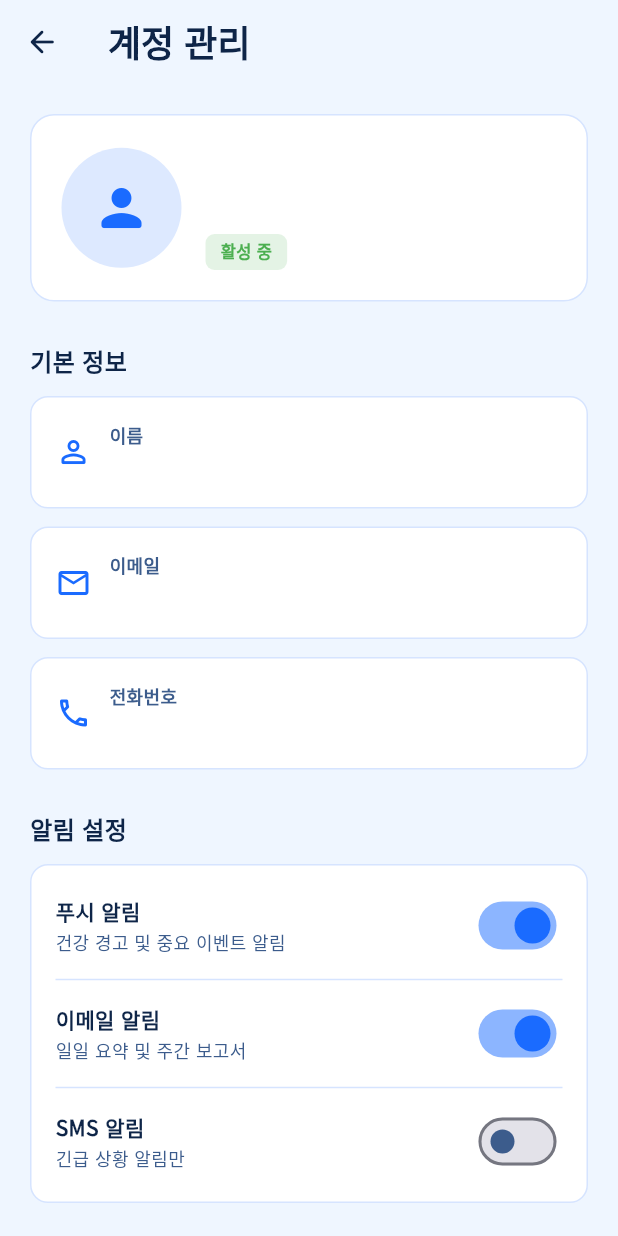
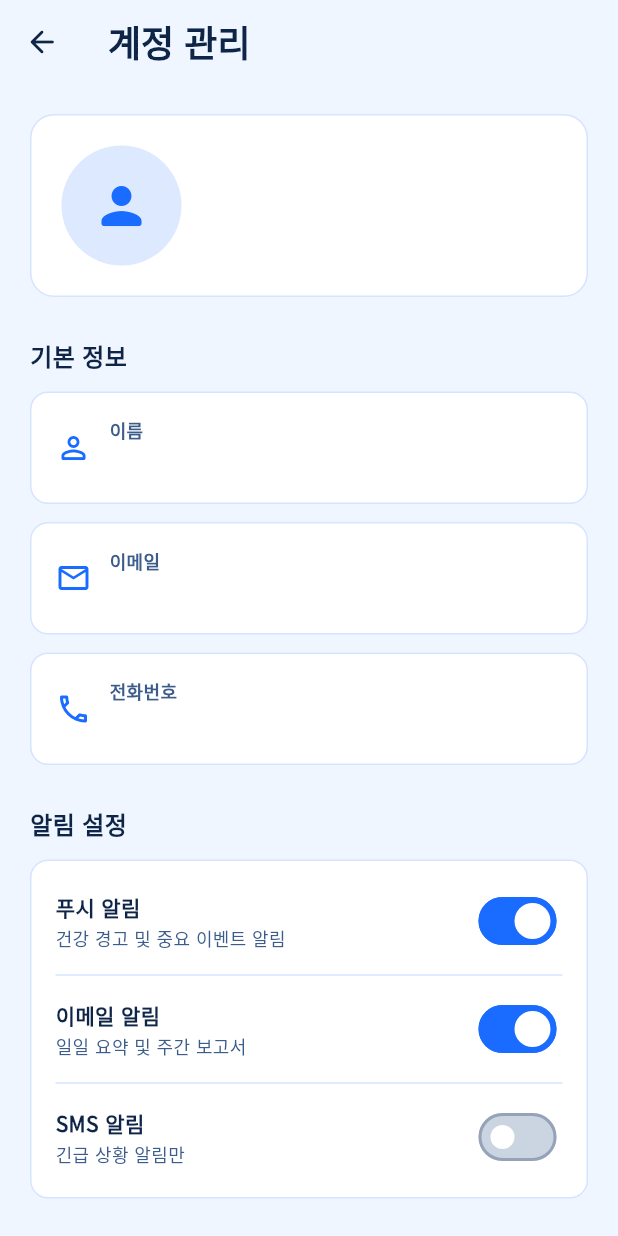
Before and after one commit to poro832/Neulbom, a Flutter app: the GuardianAccountScreen screen opened directly, on a phone screen of 412 x 824 dp. Run offline on Flutter 3.47's test engine with Material 3 defaults, Android fonts, the phone set to English and light mode, and no system bars; our stand-ins replace firebase_auth, firebase_core, firebase_messaging, fl_chart, google_fonts, shared_preferences; accounts and stored records are empty; generated files the repository leaves out were written again.

Commit message:
feat: Codex의 화면 다듬기를 적용한다(활성 중 배지 제거, 로그아웃 버튼을 차분한 회색으로, 통계 카드 제목 높이 맞춤, 알림 스위치 구분)

```diff
--- a/client/lib/screens/guardian_account_screen.dart
+++ b/client/lib/screens/guardian_account_screen.dart
@@ -443,12 +443,14 @@ class _GuardianAccountScreenState extends State<GuardianAccountScreen> {
                                   color: eInkSoft,
                                 ),
                               ),
+                              if (_guardianInfo['activated'] == false || _emailPending)
                                 const SizedBox(height: 8),
                               // 표시가 둘이면 좁은 폰에서 줄을 넘긴다.
                               Wrap(
                                 spacing: 6,
                                 runSpacing: 6,
                                 children: [
+                                  if (_guardianInfo['activated'] == false)
                                     Container(
                                       padding: const EdgeInsets.symmetric(
                                         horizontal: 10,
@@ -461,9 +463,7 @@ class _GuardianAccountScreenState extends State<GuardianAccountScreen> {
                                         borderRadius: BorderRadius.circular(6),
                                       ),
                                       child: Text(
-                                      _guardianInfo['activated'] == false
-                                          ? '운영자 확인 대기 중'
-                                          : '활성 중',
+                                        '운영자 확인 대기 중',
                                         style: const TextStyle(
                                           fontSize: 11,
                                           fontWeight: FontWeight.w600,
@@ -730,19 +730,21 @@ class _GuardianAccountScreenState extends State<GuardianAccountScreen> {
               SizedBox(
                 width: double.infinity,
                 height: 56,
-                child: ElevatedButton.icon(
+                child: TextButton.icon(
                   onPressed: _logout,
                   icon: const Icon(Icons.logout_rounded, size: 20),
                   label: Text(
                     '로그아웃',
                     style: GoogleFonts.notoSansKr(
                       fontSize: 16,
-                      fontWeight: FontWeight.w700,
-                      color: Colors.white,
+                      fontWeight: FontWeight.w600,
                     ),
                   ),
-                  style: ElevatedButton.styleFrom(
-                    backgroundColor: const Color(0xFFF44336),
+                  style: TextButton.styleFrom(
+                    backgroundColor: const Color(0xFFF1F5F9),
+                    foregroundColor: eInkSoft,
+                    disabledBackgroundColor: const Color(0xFFE2E8F0),
+                    disabledForegroundColor: const Color(0xFF64748B),
                     shape: RoundedRectangleBorder(
                       borderRadius: BorderRadius.circular(12),
                     ),
@@ -850,8 +852,15 @@ class _GuardianAccountScreenState extends State<GuardianAccountScreen> {
         Switch(
           value: value,
           onChanged: onChanged,
-          activeColor: eAccent,
-          inactiveThumbColor: eInkSoft,
+          activeThumbColor: Colors.white,
+          activeTrackColor: eAccent,
+          inactiveThumbColor: Colors.white,
+          inactiveTrackColor: const Color(0xFFCBD5E1),
+          trackOutlineColor: WidgetStateProperty.resolveWith((states) {
+            return states.contains(WidgetState.selected)
+                ? eAccent
+                : const Color(0xFF94A3B8);
+          }),
         ),
       ],
     );
```
Also changed, not shown: client/lib/screens/elderly_detail_screen.dart (+47 -5 lines), client/lib/screens/guardian_screen.dart (+33 -16 lines), 2 other files. Lines whose indentation alone changed are shown as unchanged.
